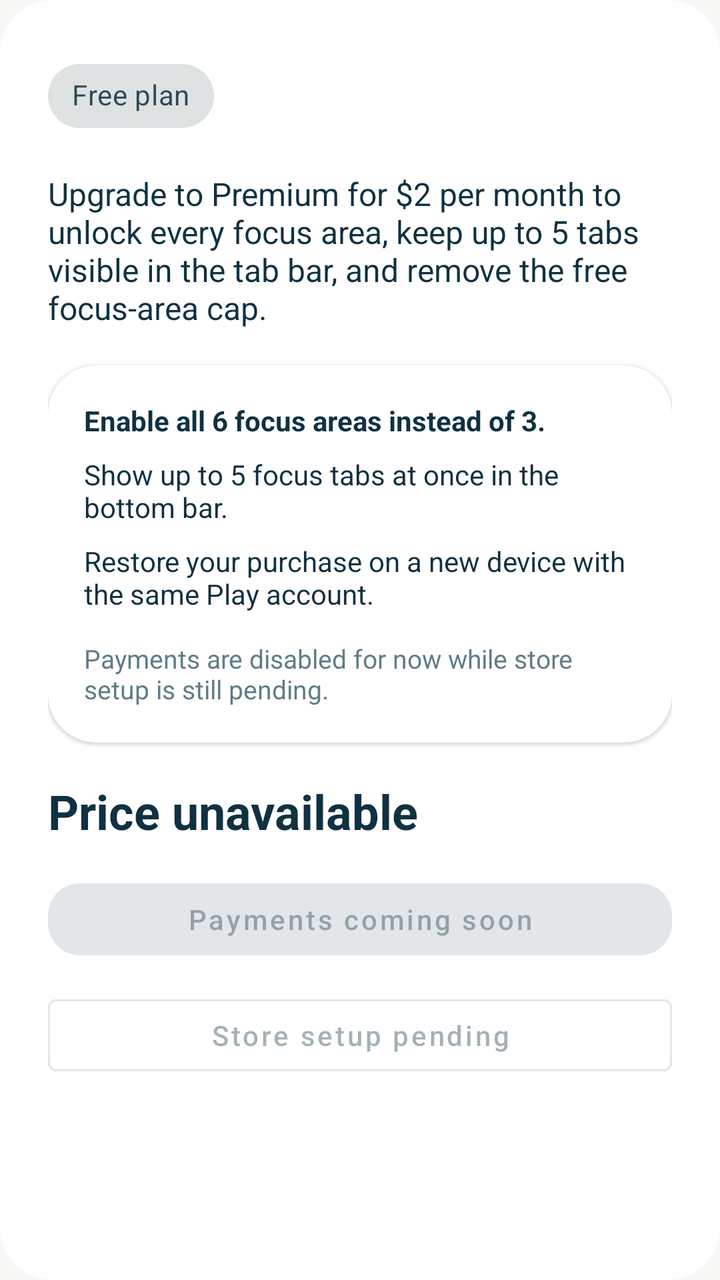
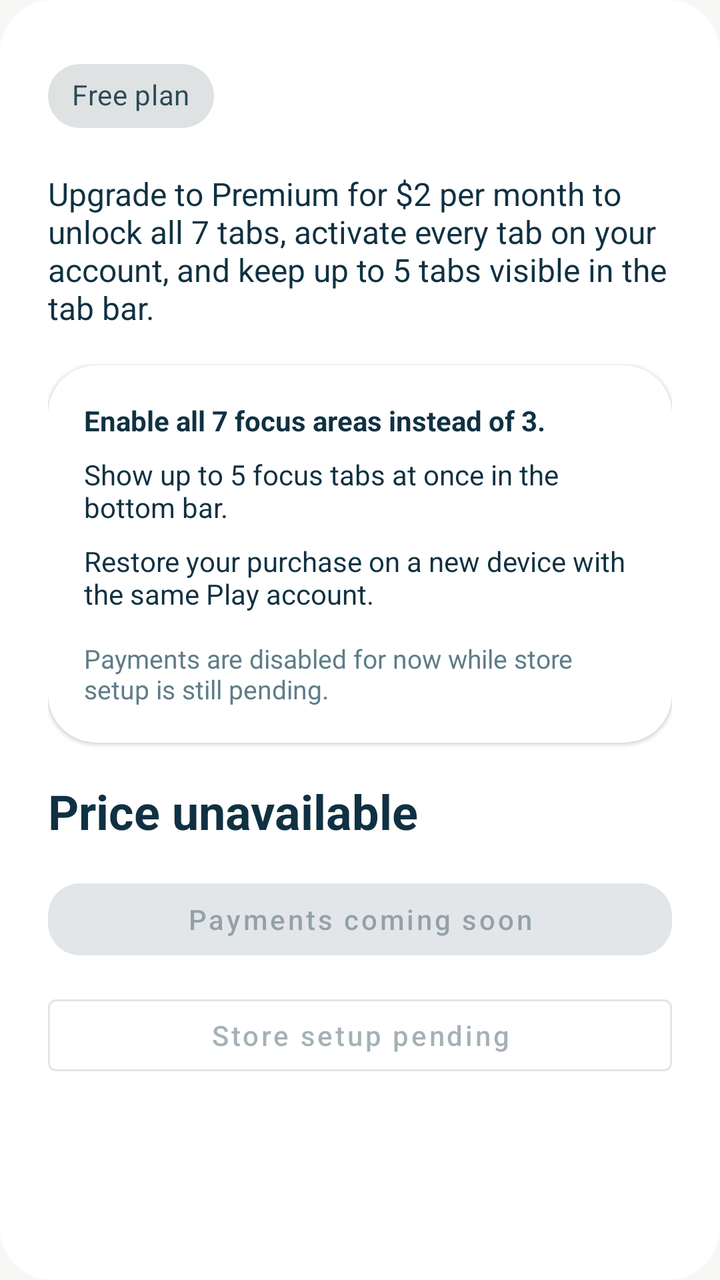

Screens rendered from an Android XML layout before and after an edit, with the pre-edit source and the edit as a unified diff.
<!-- AndroidManifest.xml: application theme Theme.Fixd -->
<!-- res/layout/fragment_premium.xml -->
<?xml version="1.0" encoding="utf-8"?>
<ScrollView xmlns:android="http://schemas.android.com/apk/res/android"
    xmlns:app="http://schemas.android.com/apk/res-auto"
    android:layout_width="match_parent"
    android:layout_height="match_parent"
    android:background="@drawable/bg_tab_card"
    android:fillViewport="true">

    <LinearLayout
        android:layout_width="match_parent"
        android:layout_height="wrap_content"
        android:orientation="vertical"
        android:padding="24dp">

        <com.google.android.material.chip.Chip
            android:id="@+id/statusChip"
            style="@style/Widget.MaterialComponents.Chip.Choice"
            android:layout_width="wrap_content"
            android:layout_height="wrap_content"
            android:checkable="false"
            android:text="@string/premium_status_free" />

        <TextView
            android:layout_width="match_parent"
            android:layout_height="wrap_content"
            android:layout_marginTop="14dp"
            android:text="@string/premium_page_body"
            android:textColor="@color/brand_text"
            android:textSize="16sp" />

        <com.google.android.material.card.MaterialCardView
            android:layout_width="match_parent"
            android:layout_height="wrap_content"
            android:layout_marginTop="18dp"
            app:cardBackgroundColor="@color/brand_card"
            app:shapeAppearanceOverlay="@style/ShapeAppearance.Fixd.Tile">

            <LinearLayout
                android:layout_width="match_parent"
                android:layout_height="wrap_content"
                android:orientation="vertical"
                android:padding="18dp">

                <TextView
                    android:layout_width="match_parent"
                    android:layout_height="wrap_content"
                    android:text="@string/premium_feature_one"
                    android:textColor="@color/brand_text"
                    android:textStyle="bold" />

                <TextView
                    android:layout_width="match_parent"
                    android:layout_height="wrap_content"
                    android:layout_marginTop="8dp"
                    android:text="@string/premium_feature_two"
                    android:textColor="@color/brand_text" />

                <TextView
                    android:layout_width="match_parent"
                    android:layout_height="wrap_content"
                    android:layout_marginTop="8dp"
                    android:text="@string/premium_feature_three"
                    android:textColor="@color/brand_text" />

                <TextView
                    android:layout_width="match_parent"
                    android:layout_height="wrap_content"
                    android:layout_marginTop="14dp"
                    android:text="@string/premium_placeholder_note"
                    android:textColor="@color/brand_text_muted"
                    android:textSize="13sp" />
            </LinearLayout>
        </com.google.android.material.card.MaterialCardView>

        <TextView
            android:id="@+id/priceText"
            android:layout_width="match_parent"
            android:layout_height="wrap_content"
            android:layout_marginTop="18dp"
            android:text="@string/premium_price_unavailable"
            android:textColor="@color/brand_text"
            android:textSize="24sp"
            android:textStyle="bold" />

        <com.google.android.material.button.MaterialButton
            android:id="@+id/purchaseButton"
            android:layout_width="match_parent"
            android:layout_height="wrap_content"
            android:layout_marginTop="14dp"
            android:enabled="false"
            android:text="@string/premium_placeholder_button" />

        <com.google.android.material.button.MaterialButton
            android:id="@+id/restoreButton"
            style="@style/Widget.MaterialComponents.Button.OutlinedButton"
            android:layout_width="match_parent"
            android:layout_height="wrap_content"
            android:layout_marginTop="10dp"
            android:enabled="false"
            android:text="@string/premium_placeholder_secondary" />

        <TextView
            android:id="@+id/statusText"
            android:layout_width="match_parent"
            android:layout_height="wrap_content"
            android:layout_marginTop="14dp"
            android:textColor="@color/brand_text_muted"
            android:textSize="14sp" />
    </LinearLayout>
</ScrollView>
<!-- resources referenced by this layout -->
<resources>
  <color name="brand_card">#FFFFFFFF</color>
  <color name="brand_text">#103142</color>
  <color name="brand_text_muted">#5F7D88</color>
  <!-- drawable bg_tab_card (drawable) -->
  <?xml version="1.0" encoding="utf-8"?>
  <shape xmlns:android="http://schemas.android.com/apk/res/android">
      <solid android:color="@color/brand_card" />
      <corners android:radius="26dp" />
  </shape>
  <string name="premium_feature_one">Enable all 6 focus areas instead of 3.</string>
  <string name="premium_feature_three">Restore your purchase on a new device with the same Play account.</string>
  <string name="premium_feature_two">Show up to 5 focus tabs at once in the bottom bar.</string>
  <string name="premium_page_body">Upgrade to Premium for $2 per month to unlock every focus area, keep up to 5 tabs visible in the tab bar, and remove the free focus-area cap.</string>
  <string name="premium_placeholder_button">Payments coming soon</string>
  <string name="premium_placeholder_note">Payments are disabled for now while store setup is still pending.</string>
  <string name="premium_placeholder_secondary">Store setup pending</string>
  <string name="premium_price_unavailable">Price unavailable</string>
  <string name="premium_status_free">Free plan</string>
  <style name="ShapeAppearance.Fixd.Tile" parent="">
          <item name="cornerFamily">rounded</item>
          <item name="cornerSize">24dp</item>
      </style>
  <color name="brand_primary">#0F5D7A</color>
  <color name="brand_primary_dark">#083C54</color>
  <color name="white">#FFFFFFFF</color>
  <color name="brand_secondary">#2F8FCE</color>
  <color name="brand_gradient_mid">#168AA7</color>
  <color name="brand_surface">#F7F7F5</color>
  <color name="transparent">#00000000</color>
  <style name="Widget.Fixd.Button" parent="Widget.MaterialComponents.Button">
          <item name="cornerRadius">16dp</item>
          <item name="android:textAllCaps">false</item>
          <item name="rippleColor">@color/transparent</item>
      </style>
  <style name="Widget.Fixd.TextInputEditText" parent="Widget.MaterialComponents.TextInputEditText.OutlinedBox">
          <item name="android:textColor">@color/brand_text</item>
          <item name="android:textColorHint">@color/brand_text_muted</item>
          <item name="android:textCursorDrawable">@null</item>
      </style>
  <style name="Widget.Fixd.TextInputLayout" parent="Widget.MaterialComponents.TextInputLayout.OutlinedBox">
          <item name="boxBackgroundColor">@color/brand_card</item>
          <item name="boxStrokeColor">@color/brand_accent</item>
          <item name="boxCornerRadiusTopStart">18dp</item>
          <item name="boxCornerRadiusTopEnd">18dp</item>
          <item name="boxCornerRadiusBottomStart">18dp</item>
          <item name="boxCornerRadiusBottomEnd">18dp</item>
          <item name="hintTextColor">@color/brand_text_muted</item>
          <item name="android:textColorHint">@color/brand_text_muted</item>
      </style>
  <color name="brand_accent">#79BFF0</color>
  <!-- unchanged entries left out for length: 1 -->
</resources>

<!-- the commit's change to res/layout/fragment_premium.xml (unified diff, before → after) -->
@@ -4,7 +4,8 @@
     android:layout_width="match_parent"
     android:layout_height="match_parent"
     android:background="@drawable/bg_tab_card"
-    android:fillViewport="true">
+    android:fillViewport="true"
+    android:scrollbars="none">
 
     <LinearLayout
         android:layout_width="match_parent"
<!-- resource entries referenced after the edit -->
@@ -9,10 +9,10 @@
       <solid android:color="@color/brand_card" />
       <corners android:radius="26dp" />
   </shape>
-  <string name="premium_feature_one">Enable all 6 focus areas instead of 3.</string>
+  <string name="premium_feature_one">Enable all 7 focus areas instead of 3.</string>
   <string name="premium_feature_three">Restore your purchase on a new device with the same Play account.</string>
   <string name="premium_feature_two">Show up to 5 focus tabs at once in the bottom bar.</string>
-  <string name="premium_page_body">Upgrade to Premium for $2 per month to unlock every focus area, keep up to 5 tabs visible in the tab bar, and remove the free focus-area cap.</string>
+  <string name="premium_page_body">Upgrade to Premium for $2 per month to unlock all 7 tabs, activate every tab on your account, and keep up to 5 tabs visible in the tab bar.</string>
   <string name="premium_placeholder_button">Payments coming soon</string>
   <string name="premium_placeholder_note">Payments are disabled for now while store setup is still pending.</string>
   <string name="premium_placeholder_secondary">Store setup pending</string>
